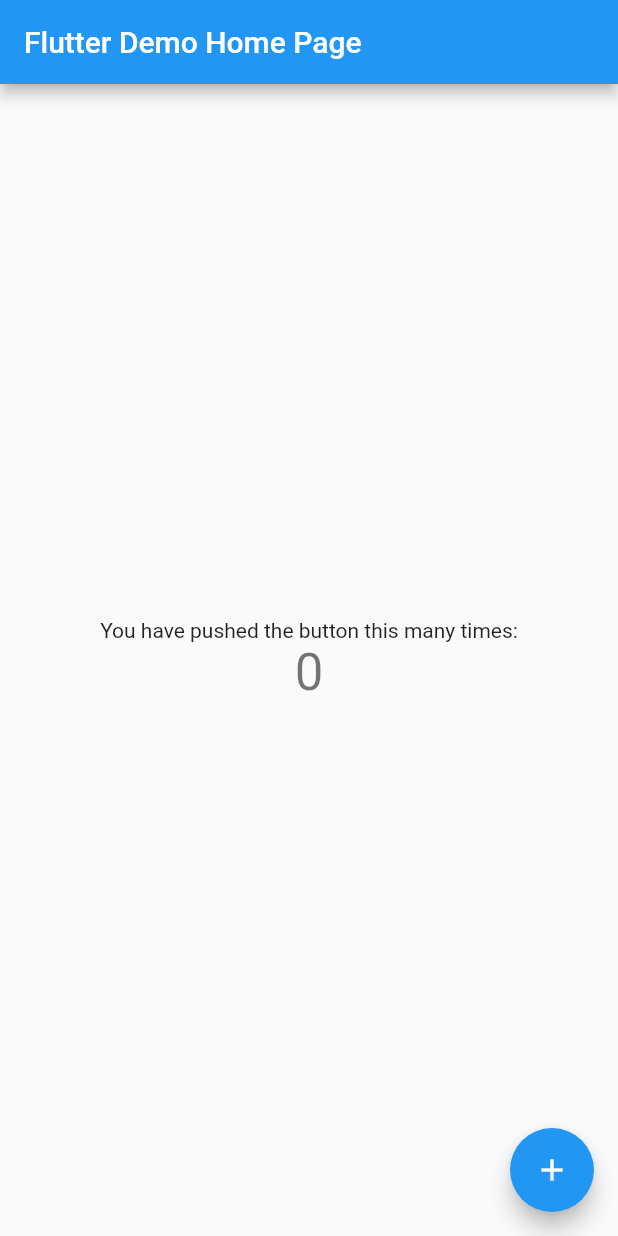
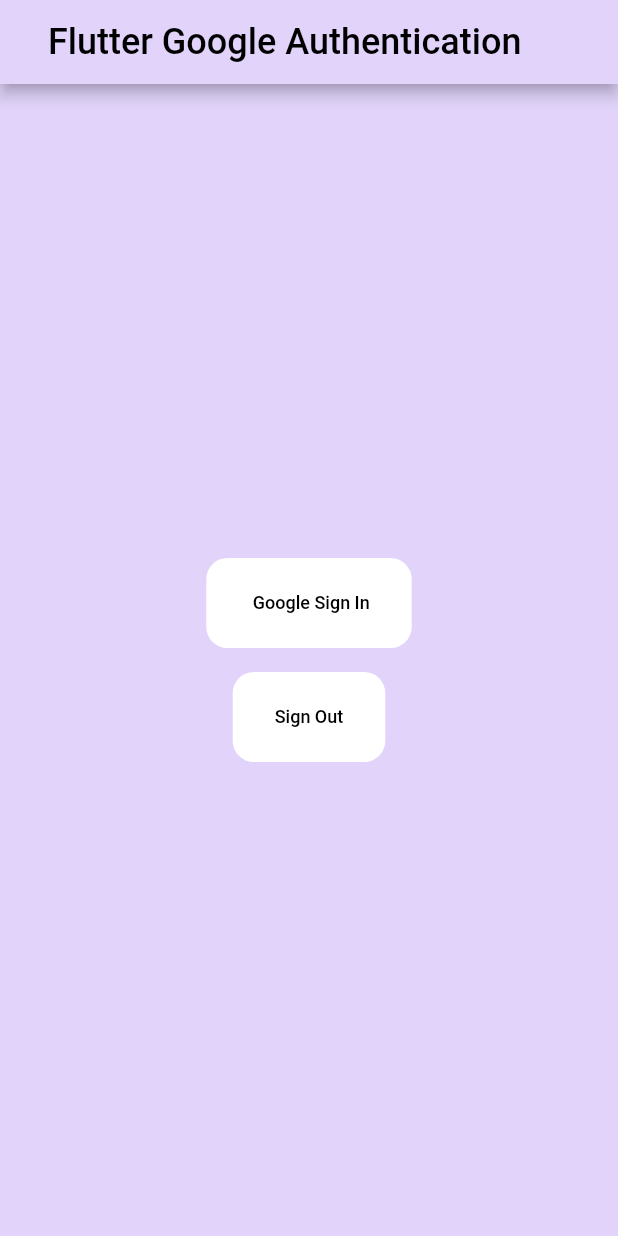
Before and after one commit to yashkhare83/Flutter-firebase-auth, a Flutter app: the screen it shows after launch, on a phone screen of 412 x 824 dp. Run offline on Flutter 3.47's test engine with Material 2 defaults, Android fonts, the phone set to English and light mode, and no system bars; our stand-ins replace firebase_auth, firebase_core, google_sign_in; accounts and stored records are empty.

Commit message:
Intergrating Google In using Firebase in Flutter

```diff
--- /dev/null
+++ b/auth_firebase/lib/auth/sign_in.dart
@@ -0,0 +1,142 @@
+// Copyright 2022, the Chromium project authors.  Please see the AUTHORS file
+// for details. All rights reserved. Use of this source code is governed by a
+// BSD-style license that can be found in the LICENSE file.
+// import 'dart:html';
+
+import 'package:firebase_auth/firebase_auth.dart';
+import 'package:firebase_core/firebase_core.dart';
+import 'package:flutter/material.dart';
+import 'package:google_sign_in/google_sign_in.dart';
+
+class SignIn extends StatelessWidget {
+  SignIn({super.key});
+  final FirebaseAuth_auth = FirebaseAuth.instance;
+  final GoogleSignIn googleSignIn = new GoogleSignIn();
+
+  Future<UserCredential> signInWithGoogle() async {
+    // Trigger the authentication flow
+    final GoogleSignInAccount? googleUser = await GoogleSignIn().signIn();
+
+    // Obtain the auth details from the request
+    final GoogleSignInAuthentication? googleAuth =
+        await googleUser?.authentication;
+
+    // Create a new credential
+    final credential = GoogleAuthProvider.credential(
+      accessToken: googleAuth?.accessToken,
+      idToken: googleAuth?.idToken,
+    );
+    print(credential);
+
+    // Once signed in, return the UserCredential
+    return await FirebaseAuth.instance.signInWithCredential(credential);
+  }
+
+  void _signOut() {
+    googleSignIn.signOut();
+    print("User Signed out");
+  }
+
+  @override
+  Widget build(BuildContext context) {
+    return Scaffold(
+        appBar: AppBar(
+          backgroundColor: Color(0xFFE1D3FA),
+          title: Container(
+            padding: EdgeInsets.fromLTRB(16, 16, 16, 16),
+            child: Text(
+              'Flutter Google Authentication',
+              style: TextStyle(
+                  fontFamily: 'Roboto', fontSize: 24, color: Color(0xFF000000)),
+            ),
+          ),
+          // Here we take the value from the MyHomePage object that was created by
+          // the App.build method, and use it to set our appbar title.
+        ),
+        body: Container(
+          width: double.infinity,
+          height: double.infinity,
+          color: Color(0xFFE1D3FA),
+          child: Column(
+            mainAxisAlignment: MainAxisAlignment.center,
+            children: [
+              Container(
+                height: 60,
+                margin: EdgeInsetsDirectional.only(bottom: 16),
+                child: TextButton(
+                  style: ButtonStyle(
+                    backgroundColor: MaterialStatePropertyAll(Colors.white),
+                    shape: MaterialStateProperty.all<RoundedRectangleBorder>(
+                      RoundedRectangleBorder(
+                        borderRadius: BorderRadius.circular(14.0),
+                      ),
+                    ),
+                    overlayColor: MaterialStateProperty.resolveWith<Color?>(
+                        (Set<MaterialState> states) {
+                      if (states.contains(MaterialState.focused))
+                        return Color(0xFFE0B6FF);
+                      if (states.contains(MaterialState.hovered))
+                        return Color(0xFFE0B6FF);
+                      if (states.contains(MaterialState.pressed))
+                        return Color(0xFFE0B6FF);
+                      return null; // Defer to the widget's default.
+                    }),
+                  ),
+                  onPressed: () {
+                    // ignore: non_constant_identifier_names
+                    signInWithGoogle()
+                        .then((UserCredential Credential) => print(Credential));
+                  },
+                  child: Padding(
+                    padding: EdgeInsets.fromLTRB(20, 8, 20, 8),
+                    child: Text(
+                      ' Google Sign In',
+                      style: TextStyle(
+                        fontSize: 12,
+                        color: Colors.black,
+                      ),
+                    ),
+                  ),
+                ),
+              ),
+              Container(
+                height: 60,
+                child: TextButton(
+                  style: ButtonStyle(
+                    backgroundColor: MaterialStatePropertyAll(Colors.white),
+                    shape: MaterialStateProperty.all<RoundedRectangleBorder>(
+                      RoundedRectangleBorder(
+                        borderRadius: BorderRadius.circular(14.0),
+                      ),
+                    ),
+                    overlayColor: MaterialStateProperty.resolveWith<Color?>(
+                        (Set<MaterialState> states) {
+                      if (states.contains(MaterialState.focused))
+                        return Color(0xFFE0B6FF);
+                      if (states.contains(MaterialState.hovered))
+                        return Color(0xFFE0B6FF);
+                      if (states.contains(MaterialState.pressed))
+                        return Color(0xFFE0B6FF);
+                      return null; // Defer to the widget's default.
+                    }),
+                  ),
+                  onPressed: () {
+                    _signOut();
+                  },
+                  child: Padding(
+                    padding: EdgeInsets.fromLTRB(20, 8, 20, 8),
+                    child: Text(
+                      'Sign Out',
+                      style: TextStyle(
+                        fontSize: 12,
+                        color: Colors.black,
+                      ),
+                    ),
+                  ),
+                ),
+              ),
+            ],
+          ),
+        ));
+  }
+}
--- a/auth_firebase/lib/main.dart
+++ b/auth_firebase/lib/main.dart
@@ -1,6 +1,13 @@
+// ignore: avoid_web_libraries_in_flutter
+
+import 'package:firebase_core/firebase_core.dart';
 import 'package:flutter/material.dart';
 
+import 'auth/sign_in.dart';
+
 void main() {
+  WidgetsFlutterBinding.ensureInitialized();
+  Firebase.initializeApp();
   runApp(const MyApp());
 }
 
@@ -24,8 +31,7 @@ class MyApp extends StatelessWidget {
           // is not restarted.
           primarySwatch: Colors.blue,
         ),
-      home: const MyHomePage(title: 'Flutter Demo Home Page'),
-    );
+        home: SignIn());
   }
 }
 
--- a/auth_firebase/pubspec.yaml
+++ b/auth_firebase/pubspec.yaml
@@ -35,6 +35,9 @@ dependencies:
   # The following adds the Cupertino Icons font to your application.
   # Use with the CupertinoIcons class for iOS style icons.
   cupertino_icons: ^1.0.2
+  firebase_auth: ^4.7.0
+  firebase_core: ^2.15.0
+  google_sign_in: ^6.1.4
 
 dev_dependencies:
   flutter_test:
```
Also changed, not shown: auth_firebase/pubspec.lock, 3 other files. Lines whose indentation alone changed are shown as unchanged.
